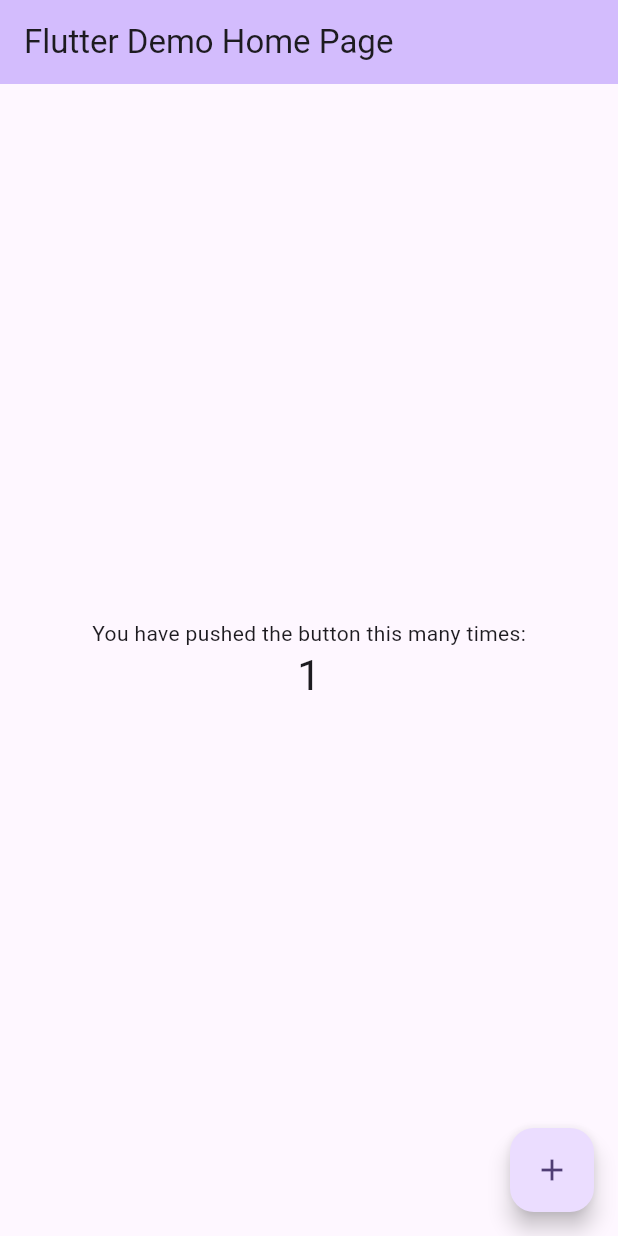
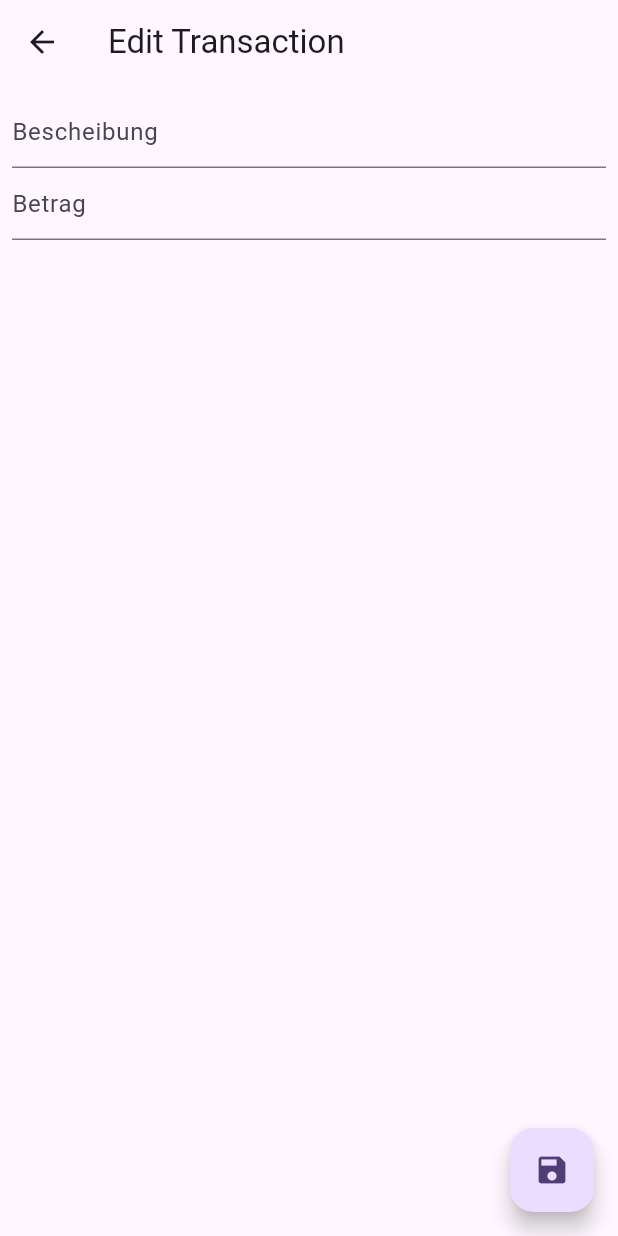
Before and after one commit to abrinke/simple_pocket_flutter, a Flutter app: the screen it shows after launch, after a tap on the "add" icon, on a phone screen of 412 x 824 dp. Run offline on Flutter 3.47's test engine with Material 2 defaults, Android fonts, the phone set to English and light mode, and no system bars; our stand-ins replace hive, hive_flutter; accounts and stored records are empty.

Commit message:
version 1.0.0

```diff
--- a/lib/main.dart
+++ b/lib/main.dart
@@ -1,125 +1,152 @@
 import 'package:flutter/material.dart';
+import 'package:hive_flutter/hive_flutter.dart';
+import 'package:hive/hive.dart';
+import 'package:simple_pocket/transaction.dart';
 
-void main() {
+void main() async {
+  await Hive.initFlutter();
+  Hive.registerAdapter(TransactionAdapter());
+  await Hive.openBox<Transaction>('transactions');
   runApp(const MyApp());
 }
 
 class MyApp extends StatelessWidget {
   const MyApp({super.key});
 
-  // This widget is the root of your application.
   @override
   Widget build(BuildContext context) {
     return MaterialApp(
-      title: 'Flutter Demo',
       theme: ThemeData(
-        // This is the theme of your application.
-        //
-        // TRY THIS: Try running your application with "flutter run". You'll see
-        // the application has a blue toolbar. Then, without quitting the app,
-        // try changing the seedColor in the colorScheme below to Colors.green
-        // and then invoke "hot reload" (save your changes or press the "hot
-        // reload" button in a Flutter-supported IDE, or press "r" if you used
-        // the command line to start the app).
-        //
-        // Notice that the counter didn't reset back to zero; the application
-        // state is not lost during the reload. To reset the state, use hot
-        // restart instead.
-        //
-        // This works for code too, not just values: Most code changes can be
-        // tested with just a hot reload.
         colorScheme: ColorScheme.fromSeed(seedColor: Colors.deepPurple),
         useMaterial3: true,
       ),
-      home: const MyHomePage(title: 'Flutter Demo Home Page'),
+      home: const TransactionList(),
     );
   }
 }
 
-class MyHomePage extends StatefulWidget {
-  const MyHomePage({super.key, required this.title});
-
-  // This widget is the home page of your application. It is stateful, meaning
-  // that it has a State object (defined below) that contains fields that affect
-  // how it looks.
-
-  // This class is the configuration for the state. It holds the values (in this
-  // case the title) provided by the parent (in this case the App widget) and
-  // used by the build method of the State. Fields in a Widget subclass are
-  // always marked "final".
-
-  final String title;
+class TransactionList extends StatefulWidget {
+  const TransactionList({Key? key}) : super(key: key);
 
   @override
-  State<MyHomePage> createState() => _MyHomePageState();
+  _TransactionListState createState() => _TransactionListState();
 }
 
-class _MyHomePageState extends State<MyHomePage> {
-  int _counter = 0;
+class _TransactionListState extends State<TransactionList> {
+  @override
+  Widget build(BuildContext context) {
+    final transactionBox = Hive.box<Transaction>('transactions');
 
-  void _incrementCounter() {
-    setState(() {
-      // This call to setState tells the Flutter framework that something has
-      // changed in this State, which causes it to rerun the build method below
-      // so that the display can reflect the updated values. If we changed
-      // _counter without calling setState(), then the build method would not be
-      // called again, and so nothing would appear to happen.
-      _counter++;
-    });
+    return Scaffold(
+        appBar: AppBar(
+          title: const Text('SimplePocket',
+            style: TextStyle(fontWeight: FontWeight.bold, color: Colors.white),
+          ),
+          backgroundColor: Theme.of(context).colorScheme.inversePrimary,
+        ),
+        floatingActionButton: FloatingActionButton(
+          child: Icon(Icons.add),
+          onPressed: () {
+            final transaction = Transaction(title: '', amount: '');
+            transactionBox.add(transaction);
+            Navigator.of(context).push(MaterialPageRoute(
+              builder: (_) => TransactionEditor(transaction: transaction),
+            ));
+          },
+        ),
+        body: ValueListenableBuilder(
+          valueListenable: transactionBox.listenable(),
+          builder: (BuildContext context, Box<Transaction> transactions, Widget? child) {
+            return ListView.builder(
+                itemCount: transactions.length,
+                itemBuilder: (context, index) {
+                  final transaction = transactions.getAt(index);
+
+                  return Dismissible(
+                    key: Key(transaction!.title), // Ein eindeutiger Key ist erforderlich
+                    direction: DismissDirection.endToStart, // Von rechts nach links wischen
+                    onDismissed: (direction) {
+                      // Hier können Sie die Löschlogik implementieren
+                      transaction.delete(); // Notiz löschen
+                      transactions.deleteAt(index);
+                    },
+                    background: Container(
+                      color: Colors.red, // Hintergrundfarbe beim Wischen
+                      child: Icon(Icons.delete, color: Colors.white), // Symbol beim Wischen
+                      alignment: Alignment.centerRight,
+                      padding: EdgeInsets.only(right: 20),
+                    ),
+                    child: CheckboxListTile(
+                      title: Text(transaction.title, style: TextStyle(fontSize: 20)),
+                      subtitle: Text('Amount: ${transaction.amount}'),
+                      value: transaction.isPaid,
+                      onChanged: (bool? value) {
+                        setState(() {
+                          transaction.isPaid = value ?? false;
+                          transaction.save();
+                        });
+                      },
+                    ),
+                  );
+                }
+            );
+          },
+        )
+    );
+  }
+}
+
+class TransactionEditor extends StatefulWidget {
+  final Transaction transaction;
+
+  TransactionEditor({Key? key, required this.transaction}) : super(key: key);
+
+  @override
+  _TransactionEditorState createState() => _TransactionEditorState();
+}
+
+class _TransactionEditorState extends State<TransactionEditor> {
+  late TextEditingController _titleController;
+  late TextEditingController _amountController;
+
+  @override
+  void initState() {
+    super.initState();
+
+    _titleController = TextEditingController(text: widget.transaction.title);
+    _amountController = TextEditingController(text: widget.transaction.amount);
   }
 
   @override
   Widget build(BuildContext context) {
-    // This method is rerun every time setState is called, for instance as done
-    // by the _incrementCounter method above.
-    //
-    // The Flutter framework has been optimized to make rerunning build methods
-    // fast, so that you can just rebuild anything that needs updating rather
-    // than having to individually change instances of widgets.
     return Scaffold(
       appBar: AppBar(
-        // TRY THIS: Try changing the color here to a specific color (to
-        // Colors.amber, perhaps?) and trigger a hot reload to see the AppBar
-        // change color while the other colors stay the same.
-        backgroundColor: Theme.of(context).colorScheme.inversePrimary,
-        // Here we take the value from the MyHomePage object that was created by
-        // the App.build method, and use it to set our appbar title.
-        title: Text(widget.title),
+        title: Text('Edit Transaction'),
       ),
-      body: Center(
-        // Center is a layout widget. It takes a single child and positions it
-        // in the middle of the parent.
+      body: Padding(
+        padding: const EdgeInsets.all(8.0),
         child: Column(
-          // Column is also a layout widget. It takes a list of children and
-          // arranges them vertically. By default, it sizes itself to fit its
-          // children horizontally, and tries to be as tall as its parent.
-          //
-          // Column has various properties to control how it sizes itself and
-          // how it positions its children. Here we use mainAxisAlignment to
-          // center the children vertically; the main axis here is the vertical
-          // axis because Columns are vertical (the cross axis would be
-          // horizontal).
-          //
-          // TRY THIS: Invoke "debug painting" (choose the "Toggle Debug Paint"
-          // action in the IDE, or press "p" in the console), to see the
-          // wireframe for each widget.
-          mainAxisAlignment: MainAxisAlignment.center,
           children: <Widget>[
-            const Text(
-              'You have pushed the button this many times:',
+            TextField(
+              controller: _titleController,
+              decoration: InputDecoration(hintText: 'Bescheibung'),
             ),
-            Text(
-              '$_counter',
-              style: Theme.of(context).textTheme.headlineMedium,
+            TextField(
+              controller: _amountController,
+              decoration: InputDecoration(hintText: 'Betrag'),
             ),
           ],
         ),
       ),
       floatingActionButton: FloatingActionButton(
-        onPressed: _incrementCounter,
-        tooltip: 'Increment',
-        child: const Icon(Icons.add),
-      ), // This trailing comma makes auto-formatting nicer for build methods.
+        child: Icon(Icons.save),
+        onPressed: () {
+          widget.transaction.title = _titleController.text;
+          widget.transaction.amount = _amountController.text;
+          widget.transaction.save();
+          Navigator.pop(context);
+        },
+      ),
     );
   }
 }
--- /dev/null
+++ b/lib/transaction.dart
@@ -0,0 +1,19 @@
+import 'package:hive/hive.dart';
+
+part 'transaction.g.dart'; // Name des generierten Dateinamens
+// flutter packages pub run build_runner build
+
+@HiveType(typeId: 0)
+class Transaction extends HiveObject {
+
+  @HiveField(0)
+  String title;
+
+  @HiveField(1)
+  String amount;
+
+  @HiveField(2)
+  bool isPaid = false;
+
+  Transaction({required this.title, required this.amount});
+}
--- a/pubspec.yaml
+++ b/pubspec.yaml
@@ -35,10 +35,14 @@ dependencies:
   # The following adds the Cupertino Icons font to your application.
   # Use with the CupertinoIcons class for iOS style icons.
   cupertino_icons: ^1.0.2
+  hive: ^2.2.3
+  hive_flutter: ^1.1.0
 
 dev_dependencies:
   flutter_test:
     sdk: flutter
+  build_runner: ^2.1.2
+  hive_generator: ^1.1.1
 
   # The "flutter_lints" package below contains a set of recommended lints to
   # encourage good coding practices. The lint set provided by the package is
```
Also changed, not shown: lib/transaction.g.dart (added), pubspec.lock, 5 other files.
